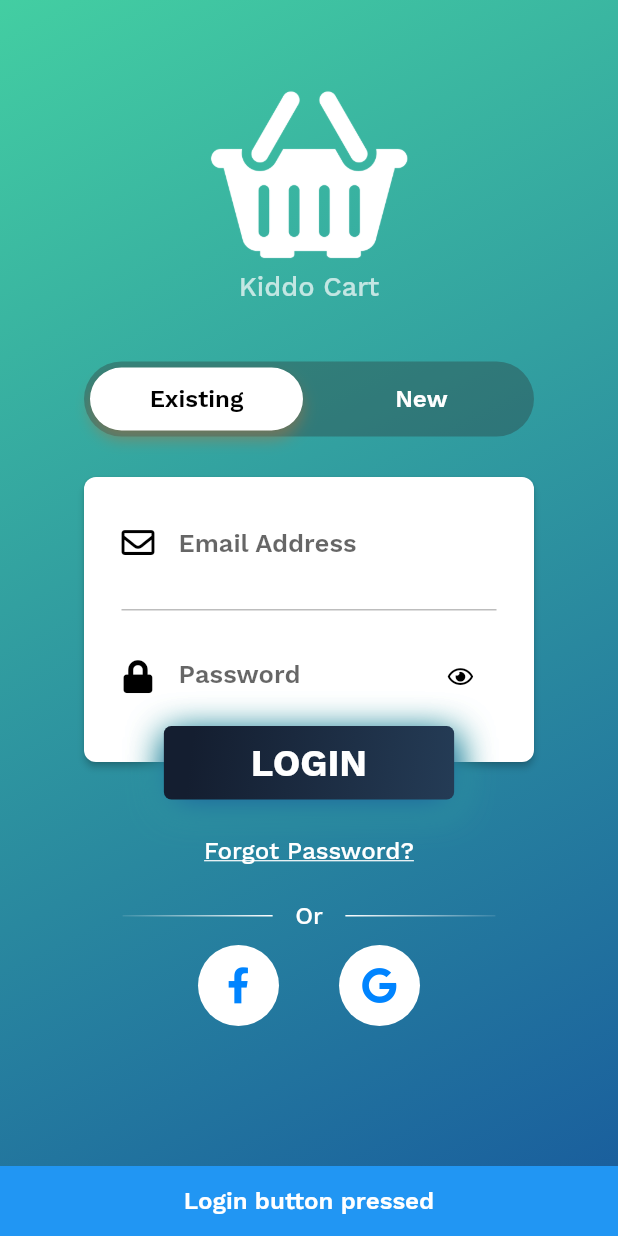
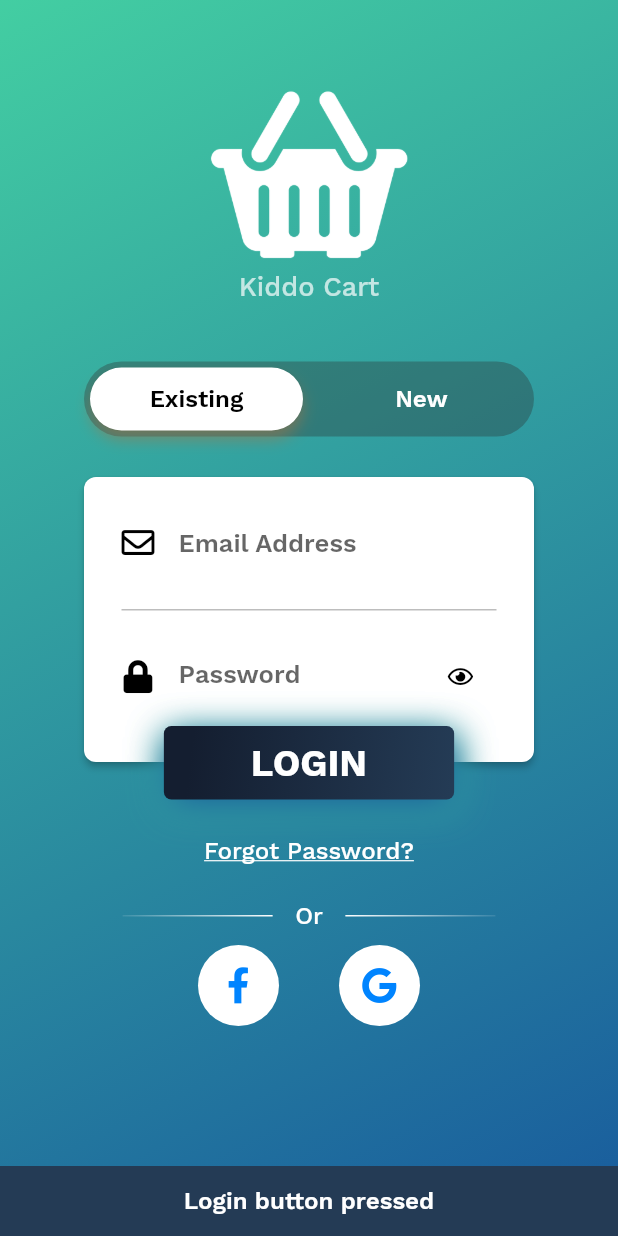
Before and after one commit to wisekiddo/kiddo_cart, a Flutter app: the screen it shows after launch, after a tap on "LOGIN", on a phone screen of 412 x 824 dp. Run offline on Flutter 3.47's test engine with Material 2 defaults, Android fonts, the phone set to English and light mode, and no system bars; our stand-ins replace flutter_svg, font_awesome_flutter; project files that could hold a hidden picture were left out.

Commit message:
snackbar color update

```diff
--- a/lib/features/login/LoginPage.dart
+++ b/lib/features/login/LoginPage.dart
@@ -190,7 +190,7 @@ class _LoginPageState extends State<LoginPage>
             fontSize: 16.0,
             fontFamily: "WorkSansSemiBold"),
       ),
-      backgroundColor: Colors.blue,
+      backgroundColor: Theme.Colors.loginButtonEnd,
       duration: Duration(seconds: 3),
     ));
   }
```
